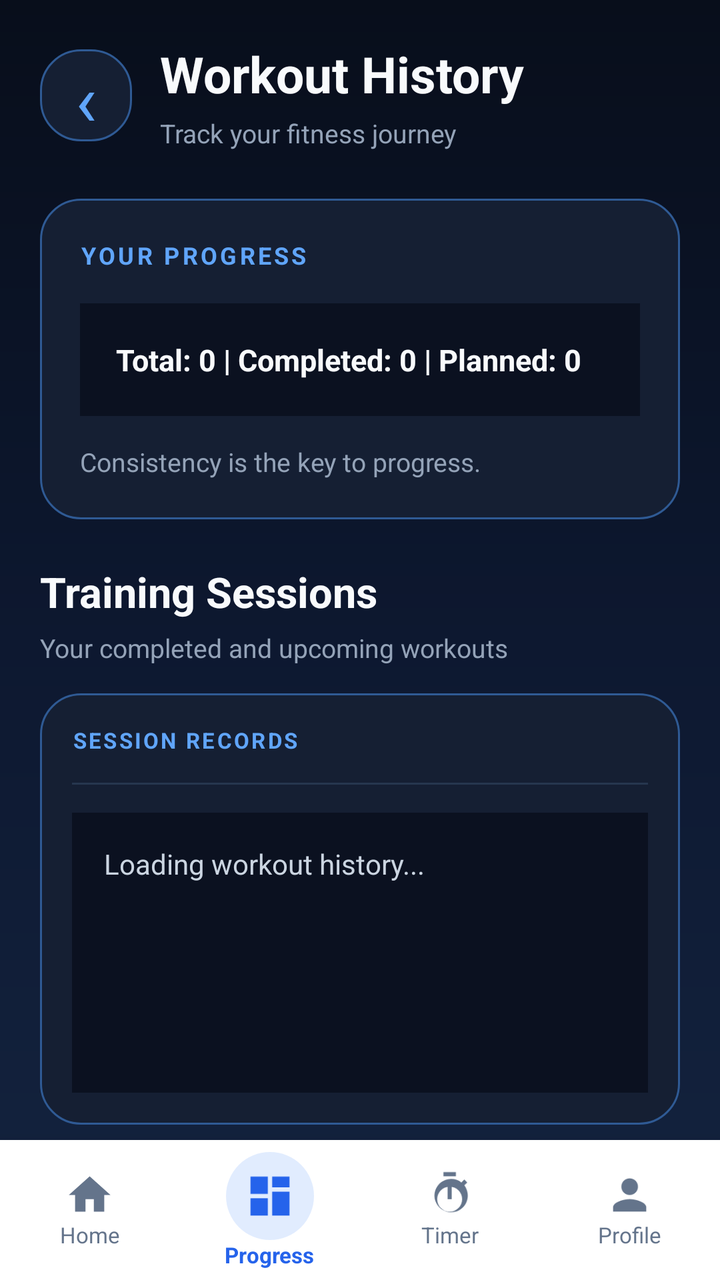
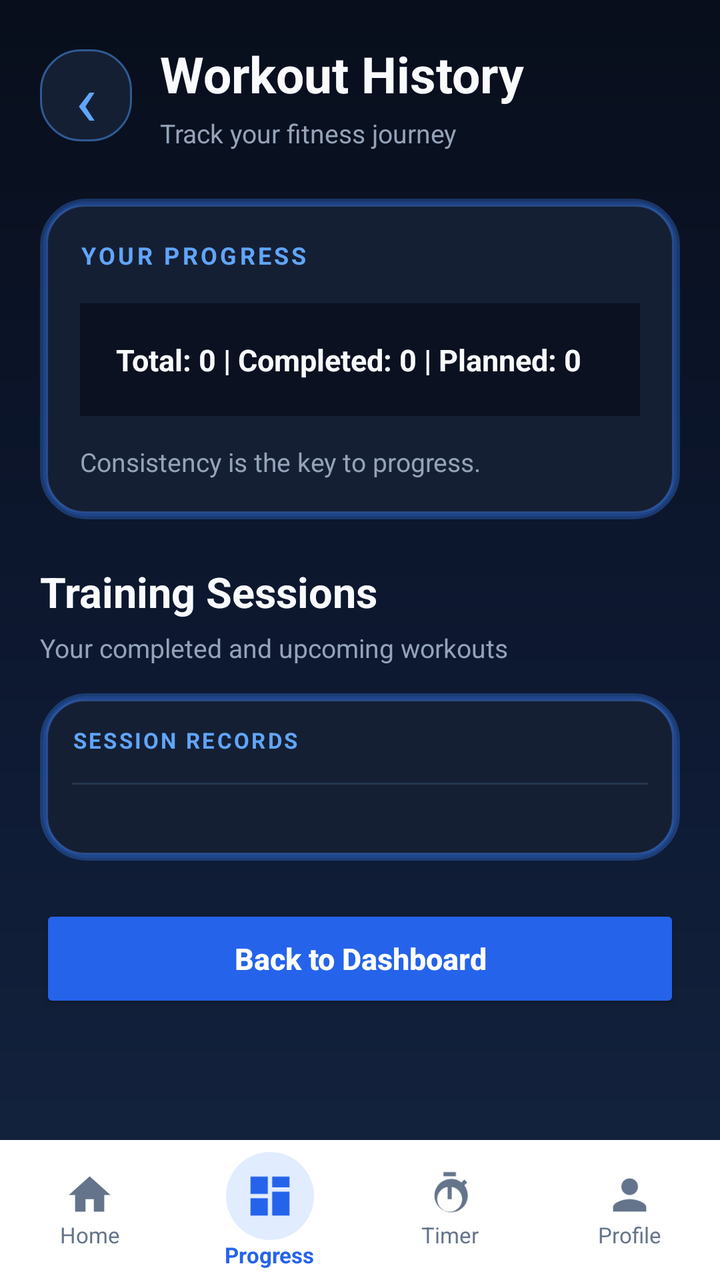

An Android layout rendered at two revisions. The XML below is the earlier revision; the diff shows what the commit changed to produce the second picture.
<!-- AndroidManifest.xml: application theme Theme.GymTrackerPro -->
<!-- res/layout/activity_workout_history.xml -->
<?xml version="1.0" encoding="utf-8"?>
<LinearLayout
    xmlns:android="http://schemas.android.com/apk/res/android"
    xmlns:app="http://schemas.android.com/apk/res-auto"
    android:layout_width="match_parent"
    android:layout_height="match_parent"
    android:orientation="vertical"
    android:background="@drawable/bg_midnight_gradient">

    
    <ScrollView
        android:layout_width="match_parent"
        android:layout_height="0dp"
        android:layout_weight="1"
        android:fillViewport="true"
        android:scrollbars="none">

        <LinearLayout
            android:layout_width="match_parent"
            android:layout_height="wrap_content"
            android:orientation="vertical"
            android:padding="20dp">

            
            <LinearLayout
                android:layout_width="match_parent"
                android:layout_height="wrap_content"
                android:orientation="horizontal"
                android:gravity="center_vertical"
                android:layout_marginBottom="24dp">

                <TextView
                    android:id="@+id/buttonBackArrow"
                    android:layout_width="46dp"
                    android:layout_height="46dp"
                    android:background="@drawable/bg_card"
                    android:gravity="center"
                    android:text="‹"
                    android:textColor="#60A5FA"
                    android:textSize="36sp"
                    android:clickable="true"
                    android:focusable="true"
                    android:contentDescription="Back to Dashboard" />

                <LinearLayout
                    android:layout_width="0dp"
                    android:layout_height="wrap_content"
                    android:layout_marginStart="14dp"
                    android:layout_weight="1"
                    android:orientation="vertical">

                    <TextView
                        android:layout_width="match_parent"
                        android:layout_height="wrap_content"
                        android:text="Workout History"
                        android:textColor="#F8FAFC"
                        android:textSize="25sp"
                        android:textStyle="bold" />

                    <TextView
                        android:layout_width="match_parent"
                        android:layout_height="wrap_content"
                        android:layout_marginTop="4dp"
                        android:text="Track your fitness journey"
                        android:textColor="#94A3B8"
                        android:textSize="13sp" />

                </LinearLayout>
            </LinearLayout>

            
            <LinearLayout
                android:layout_width="match_parent"
                android:layout_height="wrap_content"
                android:orientation="vertical"
                android:padding="20dp"
                android:layout_marginBottom="22dp"
                android:background="@drawable/bg_card">

                <TextView
                    android:layout_width="match_parent"
                    android:layout_height="wrap_content"
                    android:text="YOUR PROGRESS"
                    android:textColor="#60A5FA"
                    android:textSize="12sp"
                    android:textStyle="bold"
                    android:letterSpacing="0.12" />

                <TextView
                    android:id="@+id/textHistorySummary"
                    android:layout_width="match_parent"
                    android:layout_height="wrap_content"
                    android:layout_marginTop="16dp"
                    android:background="#0B1120"
                    android:padding="18dp"
                    android:text="Total: 0 | Completed: 0 | Planned: 0"
                    android:textColor="#F8FAFC"
                    android:textSize="15sp"
                    android:textStyle="bold"
                    android:lineSpacingExtra="7dp" />

                <TextView
                    android:layout_width="match_parent"
                    android:layout_height="wrap_content"
                    android:layout_marginTop="14dp"
                    android:text="Consistency is the key to progress."
                    android:textColor="#94A3B8"
                    android:textSize="13sp" />

            </LinearLayout>

            
            <LinearLayout
                android:layout_width="match_parent"
                android:layout_height="wrap_content"
                android:orientation="vertical"
                android:layout_marginBottom="14dp">

                <TextView
                    android:layout_width="match_parent"
                    android:layout_height="wrap_content"
                    android:text="Training Sessions"
                    android:textColor="#F8FAFC"
                    android:textSize="21sp"
                    android:textStyle="bold" />

                <TextView
                    android:layout_width="match_parent"
                    android:layout_height="wrap_content"
                    android:layout_marginTop="5dp"
                    android:text="Your completed and upcoming workouts"
                    android:textColor="#94A3B8"
                    android:textSize="13sp" />

            </LinearLayout>

            
            <LinearLayout
                android:layout_width="match_parent"
                android:layout_height="wrap_content"
                android:orientation="vertical"
                android:padding="16dp"
                android:background="@drawable/bg_card">

                <TextView
                    android:layout_width="match_parent"
                    android:layout_height="wrap_content"
                    android:text="SESSION RECORDS"
                    android:textColor="#60A5FA"
                    android:textSize="11sp"
                    android:textStyle="bold"
                    android:letterSpacing="0.1" />

                <View
                    android:layout_width="match_parent"
                    android:layout_height="1dp"
                    android:layout_marginTop="14dp"
                    android:layout_marginBottom="14dp"
                    android:background="#26364F" />

                <TextView
                    android:id="@+id/textWorkoutHistory"
                    android:layout_width="match_parent"
                    android:layout_height="wrap_content"
                    android:minHeight="140dp"
                    android:background="#0B1120"
                    android:padding="16dp"
                    android:text="Loading workout history..."
                    android:textColor="#CBD5E1"
                    android:textSize="14sp"
                    android:lineSpacingExtra="8dp" />

            </LinearLayout>

            
            <Button
                android:id="@+id/buttonHistoryBack"
                android:layout_width="match_parent"
                android:layout_height="54dp"
                android:layout_marginTop="22dp"
                android:layout_marginBottom="20dp"
                android:backgroundTint="#2563EB"
                android:text="Back to Dashboard"
                android:textAllCaps="false"
                android:textColor="#FFFFFF"
                android:textSize="15sp"
                android:textStyle="bold" />

        </LinearLayout>
    </ScrollView>

    
    <LinearLayout
        android:id="@+id/bottomNavigation"
        android:layout_width="match_parent"
        android:layout_height="70dp"
        android:background="#FFFFFF"
        android:elevation="12dp"
        android:gravity="center"
        android:orientation="horizontal"
        android:paddingTop="6dp"
        android:paddingBottom="6dp">

        
        <LinearLayout
            android:id="@+id/navHome"
            android:layout_width="0dp"
            android:layout_height="match_parent"
            android:layout_weight="1"
            android:gravity="center"
            android:orientation="vertical">

            <ImageView
                android:layout_width="25dp"
                android:layout_height="25dp"
                android:src="@drawable/ic_nav_home"
                app:tint="#64748B"
                android:contentDescription="Home" />

            <TextView
                android:layout_width="wrap_content"
                android:layout_height="wrap_content"
                android:text="Home"
                android:textColor="#64748B"
                android:textSize="11sp" />
        </LinearLayout>

        
        <LinearLayout
            android:id="@+id/navProgress"
            android:layout_width="0dp"
            android:layout_height="match_parent"
            android:layout_weight="1"
            android:gravity="center"
            android:orientation="vertical">

            <ImageView
                android:layout_width="44dp"
                android:layout_height="44dp"
                android:background="@drawable/bg_nav_icon_glow"
                android:padding="9dp"
                android:src="@drawable/ic_nav_progress"
                app:tint="#2563EB"
                android:contentDescription="Progress" />

            <TextView
                android:layout_width="wrap_content"
                android:layout_height="wrap_content"
                android:text="Progress"
                android:textColor="#2563EB"
                android:textSize="11sp"
                android:textStyle="bold" />
        </LinearLayout>

        
        <LinearLayout
            android:id="@+id/navTimer"
            android:layout_width="0dp"
            android:layout_height="match_parent"
            android:layout_weight="1"
            android:gravity="center"
            android:orientation="vertical">

            <ImageView
                android:layout_width="25dp"
                android:layout_height="25dp"
                android:src="@drawable/ic_nav_timer"
                app:tint="#64748B"
                android:contentDescription="Timer" />

            <TextView
                android:layout_width="wrap_content"
                android:layout_height="wrap_content"
                android:text="Timer"
                android:textColor="#64748B"
                android:textSize="11sp" />
        </LinearLayout>

        
        <LinearLayout
            android:id="@+id/navProfile"
            android:layout_width="0dp"
            android:layout_height="match_parent"
            android:layout_weight="1"
            android:gravity="center"
            android:orientation="vertical">

            <ImageView
                android:layout_width="25dp"
                android:layout_height="25dp"
                android:src="@drawable/ic_nav_profile"
                app:tint="#64748B"
                android:contentDescription="Profile" />

            <TextView
                android:layout_width="wrap_content"
                android:layout_height="wrap_content"
                android:text="Profile"
                android:textColor="#64748B"
                android:textSize="11sp" />
        </LinearLayout>

    </LinearLayout>

</LinearLayout>
<!-- resources referenced by this layout -->
<resources>
  <!-- drawable bg_card (drawable) -->
  <?xml version="1.0" encoding="utf-8"?>
  <shape xmlns:android="http://schemas.android.com/apk/res/android" android:shape="rectangle">
      <solid android:color="@color/gt_surface" />
      <corners android:radius="20dp" />
      <stroke android:width="1dp" android:color="@color/gt_stroke" />
  </shape>
  <!-- drawable bg_midnight_gradient (drawable) -->
  <?xml version="1.0" encoding="utf-8"?>
  <shape xmlns:android="http://schemas.android.com/apk/res/android"
      android:shape="rectangle">
  
      <gradient
          android:angle="270"
          android:startColor="#080E1B"
          android:centerColor="#0D1830"
          android:endColor="#142440"
          android:type="linear" />
  
  </shape>
  <!-- drawable bg_nav_icon_glow (drawable) -->
  <shape xmlns:android="http://schemas.android.com/apk/res/android"
      android:shape="oval">
  
      <solid android:color="#263B82F6" />
  
      <size
          android:width="44dp"
          android:height="44dp" />
  
  </shape>
  <!-- drawable ic_nav_home (drawable) -->
  <vector xmlns:android="http://schemas.android.com/apk/res/android"
      android:width="24dp"
      android:height="24dp"
      android:viewportWidth="24"
      android:viewportHeight="24">
  
      <path
          android:fillColor="#64748B"
          android:pathData="M10,20v-6h4v6h5v-8h3L12,3 2,12h3v8z"/>
  </vector>
  <!-- drawable ic_nav_profile (drawable) -->
  <vector xmlns:android="http://schemas.android.com/apk/res/android"
      android:width="24dp"
      android:height="24dp"
      android:viewportWidth="24"
      android:viewportHeight="24">
  
      <path
          android:fillColor="#64748B"
          android:pathData="M12,12c2.21,0 4,-1.79 4,-4s-1.79,-4 -4,-4 -4,1.79 -4,4 1.79,4 4,4zM12,14c-2.67,0 -8,1.34 -8,4v2h16v-2c0,-2.66 -5.33,-4 -8,-4z"/>
  </vector>
  <!-- drawable ic_nav_progress (drawable) -->
  <vector xmlns:android="http://schemas.android.com/apk/res/android"
      android:width="24dp"
      android:height="24dp"
      android:viewportWidth="24"
      android:viewportHeight="24">
  
      <path
          android:fillColor="#64748B"
          android:pathData="M3,3h8v8H3zM13,3h8v5h-8zM13,10h8v11h-8zM3,13h8v8H3z"/>
  </vector>
  <!-- drawable ic_nav_timer (drawable) -->
  <vector xmlns:android="http://schemas.android.com/apk/res/android"
      android:width="24dp"
      android:height="24dp"
      android:viewportWidth="24"
      android:viewportHeight="24">
  
      <path
          android:fillColor="#64748B"
          android:pathData="M15,1H9v2h6V1zM11,14h2V8h-2v6zM19.03,7.39l1.42,-1.42 -1.42,-1.42 -1.42,1.42a8,8 0,1 0,1.42 1.42zM12,20a6,6 0,1 1,0 -12a6,6 0,0 1,0 12z"/>
  </vector>
  <style name="Theme.GymTrackerPro" parent="Base.Theme.GymTrackerPro" />
  <color name="gt_surface">#151F33</color>
  <color name="gt_stroke">#2F5A94</color>
  <color name="gt_blue">#60A5FA</color>
  <color name="gt_background">#0B1120</color>
  <!-- unchanged entries left out for length: 1 -->
</resources>

<!-- the commit's change to res/layout/activity_workout_history.xml (unified diff, before → after) -->
@@ -75,7 +75,7 @@
                 android:orientation="vertical"
                 android:padding="20dp"
                 android:layout_marginBottom="22dp"
-                android:background="@drawable/bg_card">
+                android:background="@drawable/bg_glow_card">
 
                 <TextView
                     android:layout_width="match_parent"
@@ -140,7 +140,7 @@
                 android:layout_height="wrap_content"
                 android:orientation="vertical"
                 android:padding="16dp"
-                android:background="@drawable/bg_card">
+                android:background="@drawable/bg_glow_card">
 
                 <TextView
                     android:layout_width="match_parent"
@@ -158,17 +158,13 @@
                     android:layout_marginBottom="14dp"
                     android:background="#26364F" />
 
-                <TextView
+                <LinearLayout
                     android:id="@+id/textWorkoutHistory"
                     android:layout_width="match_parent"
                     android:layout_height="wrap_content"
-                    android:minHeight="140dp"
-                    android:background="#0B1120"
-                    android:padding="16dp"
-                    android:text="Loading workout history..."
-                    android:textColor="#CBD5E1"
-                    android:textSize="14sp"
-                    android:lineSpacingExtra="8dp" />
+                    android:orientation="vertical"
+                    android:paddingTop="4dp"
+                    android:paddingBottom="4dp" />
 
             </LinearLayout>
 
<!-- resource entries referenced after the edit -->
@@ -7,6 +7,39 @@
       <corners android:radius="20dp" />
       <stroke android:width="1dp" android:color="@color/gt_stroke" />
   </shape>
+  <!-- drawable bg_glow_card (drawable) -->
+  <?xml version="1.0" encoding="utf-8"?>
+  <layer-list xmlns:android="http://schemas.android.com/apk/res/android">
+  
+      
+      <item>
+          <shape android:shape="rectangle">
+              <corners android:radius="22dp" />
+              <solid android:color="#332563EB" />
+              <stroke
+                  android:width="3dp"
+                  android:color="#553B82F6" />
+          </shape>
+      </item>
+  
+      
+      <item
+          android:left="3dp"
+          android:top="3dp"
+          android:right="3dp"
+          android:bottom="3dp">
+  
+          <shape android:shape="rectangle">
+              <corners android:radius="19dp" />
+              <solid android:color="#151F33" />
+              <stroke
+                  android:width="1dp"
+                  android:color="#604F8FFF" />
+          </shape>
+  
+      </item>
+  
+  </layer-list>
   <!-- drawable bg_midnight_gradient (drawable) -->
   <?xml version="1.0" encoding="utf-8"?>
   <shape xmlns:android="http://schemas.android.com/apk/res/android"
